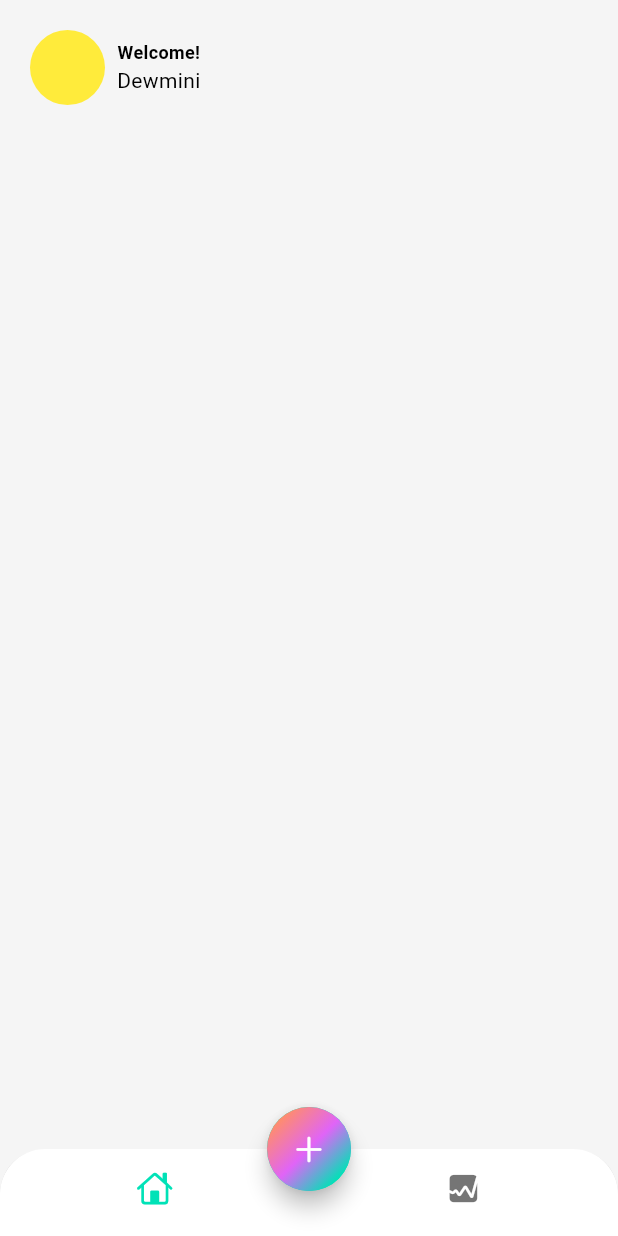
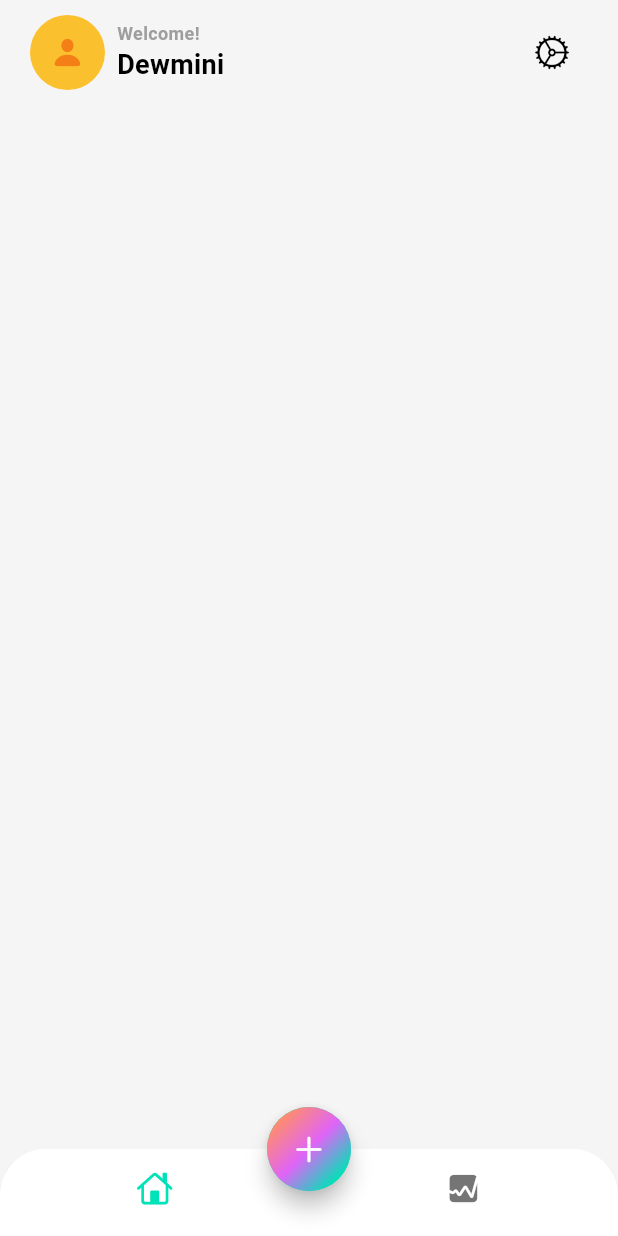
Before and after one commit to nilupul-dew/expenses_tracker, a Flutter app: the screen it shows after launch, on a phone screen of 412 x 824 dp. Run offline on Flutter 3.47's test engine with Material 3 defaults, Android fonts, the phone set to English and light mode, and no system bars.

Commit message:
top section of the app (UI only)

```diff
--- a/expense_tracker_app/lib/app_view.dart
+++ b/expense_tracker_app/lib/app_view.dart
@@ -16,7 +16,8 @@ class MyAppView extends StatelessWidget {
           onSurface:Colors.black,
           primary:const Color(0xff00e2b7),
           secondary: const Color(0xffe064f7),
-          tertiary: const Color(0xffff8d6c)
+          tertiary: const Color(0xffff8d6c),
+          outline: Colors.grey,
 
         )
       ),
--- a/expense_tracker_app/lib/screens/home/views/main_screen.dart
+++ b/expense_tracker_app/lib/screens/home/views/main_screen.dart
@@ -1,3 +1,4 @@
+import 'package:flutter/cupertino.dart';
 import 'package:flutter/material.dart';
 
 class MainScreen extends StatelessWidget {
@@ -7,31 +8,59 @@ class MainScreen extends StatelessWidget {
   Widget build(BuildContext context) {
     return SafeArea(
       child: Padding(
-        padding: const EdgeInsets.all(20.0),
+        padding: const EdgeInsets.symmetric(horizontal: 20.0, vertical: 10.0),
         child: Column(
           children: [
             Row(
+              mainAxisAlignment: MainAxisAlignment.spaceBetween,
+              children: [
+                Row(
+                  mainAxisSize: MainAxisSize.max,
+                  children: [
+                    Stack(
+                      alignment: Alignment.center,
                       children: [
                         Container(
                           width: 50,
                           height: 50,
                           decoration: BoxDecoration(
                             shape: BoxShape.circle,
-                    color: Colors.yellow,
+                            color: Colors.yellow[700],
                           ),
                         ),
+                        Icon(
+                          CupertinoIcons.person_fill,
+                          color: Colors.yellow[900],
+                        ),
+                      ],
+                    ),
                     const SizedBox(width: 8),
-                const Column(
+                    Column(
+                      crossAxisAlignment: CrossAxisAlignment.start,
                       children: [
                         Text(
                           "Welcome!",
                           style: TextStyle(
                             fontSize: 12,
                             fontWeight: FontWeight.w600,
+                            color: Theme.of(context).colorScheme.outline,
                           ),
                         ),
-                    Text("Dewmini"),
+                        Text(
+                          "Dewmini",
+                          style: TextStyle(
+                            fontSize: 18,
+                            fontWeight: FontWeight.bold,
+                            color: Theme.of(context).colorScheme.onSurface,
+                          ),
+                        ),
                       ],
+                    ),
+                  ],
+                ),
+                IconButton(
+                  onPressed: () {},
+                  icon: Icon(CupertinoIcons.settings),
                 ),
               ],
             ),
```
Lines whose indentation alone changed are shown as unchanged.
